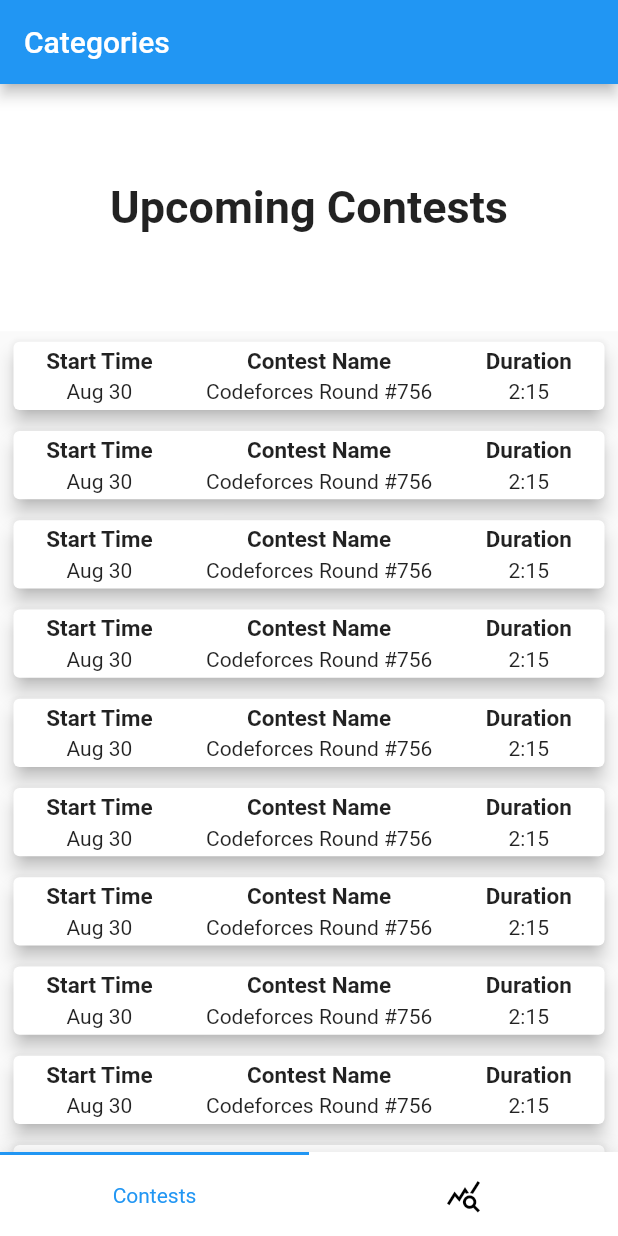
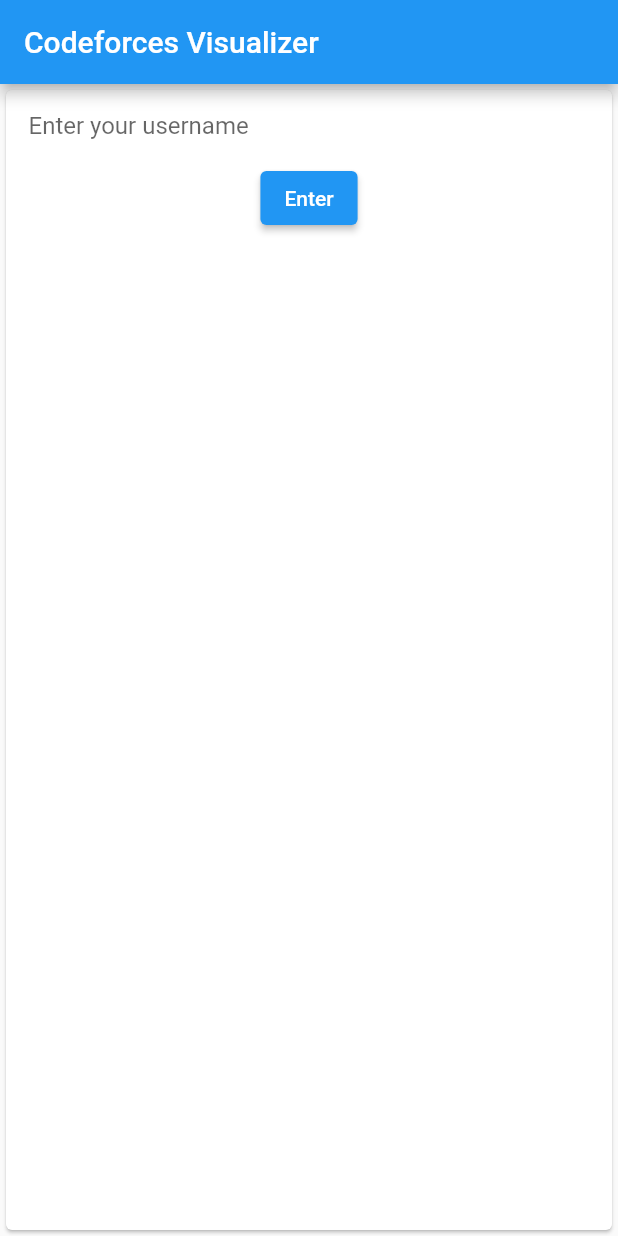
Before and after one commit to sk25469/Codeforces_Visualizer, a Flutter app: the screen it shows after launch, on a phone screen of 412 x 824 dp. Run offline on Flutter 3.47's test engine with Material 2 defaults, Android fonts, the phone set to English and light mode, and no system bars; drawn by our look-alikes of titled_navigation_bar; our stand-ins replace charts_flutter.

Commit message:
added user auth and username check

```diff
--- a/lib/main.dart
+++ b/lib/main.dart
@@ -1,4 +1,7 @@
+import 'package:codeforces_visualizer/screens/contest_screen.dart';
 import 'package:codeforces_visualizer/screens/tabs_screen.dart';
+import 'package:codeforces_visualizer/screens/user_info_screen.dart';
+import 'package:codeforces_visualizer/screens/user_auth_screen.dart';
 import 'package:flutter/material.dart';
 
 void main() {
@@ -13,7 +16,10 @@ class MyApp extends StatelessWidget {
     return MaterialApp(
       title: 'CF Visualizer',
       routes: {
-        '/': (context) => TabsScreen(),
+        '/': (context) => const UserAuthScreen(),
+        UserInfoScreen.routeName: (context) => const UserInfoScreen(),
+        TabsScreen.routeName: (context) => TabsScreen(),
+        ContestScreen.routeName: (context) => const ContestScreen(),
       },
     );
   }
--- a/lib/screens/contest_screen.dart
+++ b/lib/screens/contest_screen.dart
@@ -2,6 +2,7 @@ import 'package:codeforces_visualizer/widgets/contest_details.dart';
 import 'package:flutter/material.dart';
 
 class ContestScreen extends StatelessWidget {
+  static const routeName = '/contest-screen';
   const ContestScreen({Key? key}) : super(key: key);
 
   @override
--- a/lib/screens/tabs_screen.dart
+++ b/lib/screens/tabs_screen.dart
@@ -4,6 +4,7 @@ import 'package:flutter/material.dart';
 import 'package:titled_navigation_bar/titled_navigation_bar.dart';
 
 class TabsScreen extends StatefulWidget {
+  static const routeName = '/tab-screen';
   @override
   _TabsScreenState createState() => _TabsScreenState();
 }
--- /dev/null
+++ b/lib/screens/user_auth_screen.dart
@@ -0,0 +1,64 @@
+import 'package:codeforces_visualizer/screens/tabs_screen.dart';
+import 'package:flutter/material.dart';
+
+class UserAuthScreen extends StatelessWidget {
+  static const routeName = '/userauth-screen';
+  const UserAuthScreen({Key? key}) : super(key: key);
+
+  @override
+  Widget build(BuildContext context) {
+    var userIdTextController = TextEditingController();
+    void _submitData() {
+      if (userIdTextController.text.toString().isNotEmpty) {
+        Navigator.of(context).pushNamed(TabsScreen.routeName);
+        // print(userIdTextController.text.toString());
+      } else {
+        _showToast(context);
+      }
+    }
+
+    return Scaffold(
+      appBar: AppBar(
+        title: const Text('Codeforces Visualizer'),
+      ),
+      body: Center(
+        child: Card(
+          child: Column(
+            children: [
+              TextField(
+                cursorColor: Colors.black,
+                decoration: const InputDecoration(
+                  border: InputBorder.none,
+                  focusedBorder: InputBorder.none,
+                  enabledBorder: InputBorder.none,
+                  errorBorder: InputBorder.none,
+                  disabledBorder: InputBorder.none,
+                  contentPadding:
+                      EdgeInsets.only(left: 15, bottom: 11, top: 11, right: 15),
+                  hintText: "Enter your username",
+                ),
+                controller: userIdTextController,
+                onSubmitted: (_) => _submitData(),
+              ),
+              ElevatedButton(
+                onPressed: _submitData,
+                child: const Text('Enter'),
+              )
+            ],
+          ),
+        ),
+      ),
+    );
+  }
+
+  void _showToast(BuildContext context) {
+    final scaffold = ScaffoldMessenger.of(context);
+    scaffold.showSnackBar(
+      SnackBar(
+        content: const Text('Please enter a valid username'),
+        action: SnackBarAction(
+            label: 'UNDO', onPressed: scaffold.hideCurrentSnackBar),
+      ),
+    );
+  }
+}
--- a/lib/screens/user_info_screen.dart
+++ b/lib/screens/user_info_screen.dart
@@ -9,6 +9,7 @@ import 'package:codeforces_visualizer/dummy_data.dart';
 import 'package:codeforces_visualizer/models/problem_detail_by_rating.dart';
 
 class UserInfoScreen extends StatelessWidget {
+  static const routeName = '/user_info-screen';
   const UserInfoScreen({Key? key}) : super(key: key);
 
   @override
```
